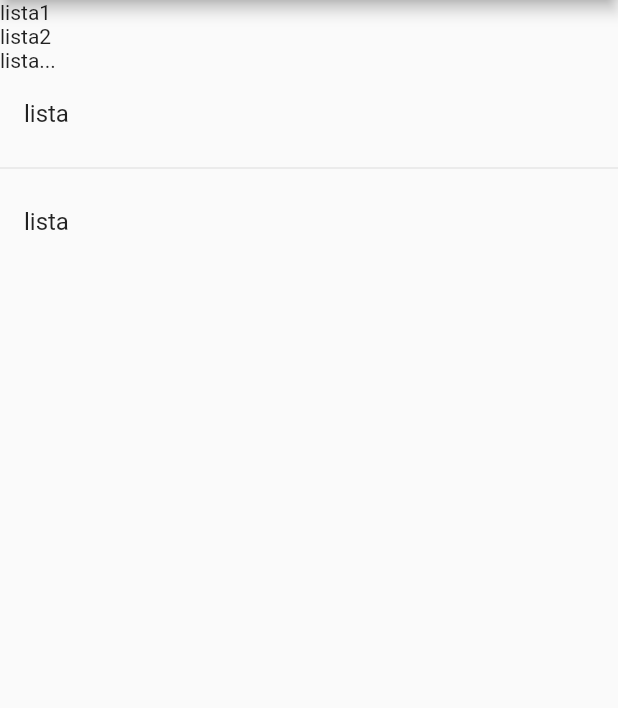
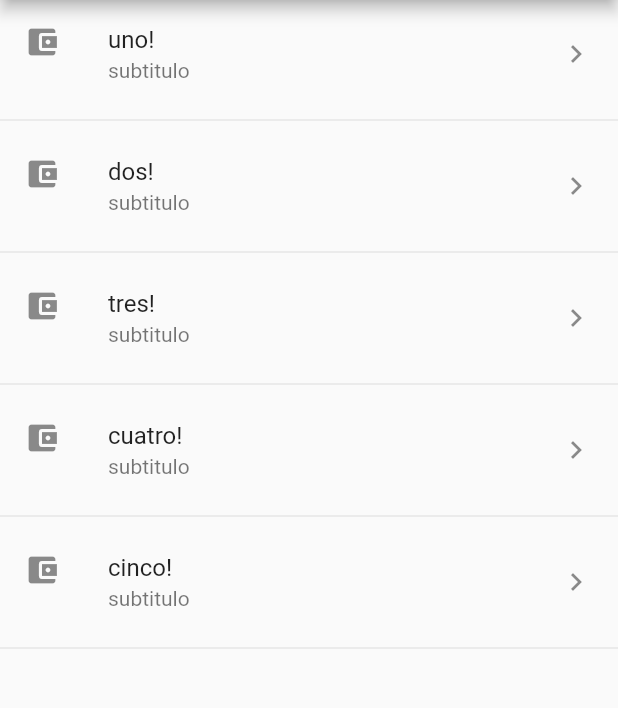
Before and after one commit to nic0lasApp/flutter_components, a Flutter app: the screen it shows after launch, on a phone screen of 412 x 824 dp, the part 84-792 px from its top. Run offline on Flutter 3.47's test engine with Material 2 defaults, Android fonts, the phone set to English and light mode, and no system bars.

Commit message:
feat: Se implementa método map de list y ListTile.

```diff
--- a/lib/src/pages/home_temp.dart
+++ b/lib/src/pages/home_temp.dart
@@ -1,6 +1,7 @@
 import 'package:flutter/material.dart';
 
 class homePageTemp extends StatelessWidget {
+  final opciones = ['uno', 'dos', 'tres', 'cuatro', 'cinco'];
   @override
   Widget build(BuildContext context) {
     return Scaffold(
@@ -8,19 +9,39 @@ class homePageTemp extends StatelessWidget {
         title: Text('componentes Temp'),
       ),
       body: ListView(
-        children: const <Widget>[
-          Text('lista1'),
-          Text('lista2'),
-          Text('lista...'),
-          ListTile(
-            title: Text('lista'),
-          ),
-          Divider(),
-          ListTile(
-            title: Text('lista'),
-          ),
-        ],
+        //children: _crearItems(),
+        children: _crearItemsCorta(),
       ),
     );
   }
+
+  List<Widget> _crearItems() {
+    List<Widget> lista = [];
+    for (String opt in opciones) {
+      final tempWidget = ListTile(
+        title: Text(opt),
+      );
+      lista
+        ..add(tempWidget)
+        ..add(Divider());
+    }
+    return lista;
+  }
+
+  List<Widget> _crearItemsCorta() {
+    return opciones.map((item) {
+      return Column(
+        children: [
+          ListTile(
+            title: Text(item + '!'),
+            subtitle: Text('subtitulo'),
+            leading: Icon(Icons.account_balance_wallet),
+            trailing: Icon(Icons.keyboard_arrow_right),
+            onTap: () {},
+          ),
+          const Divider()
+        ],
+      );
+    }).toList();
+  }
 }
```
